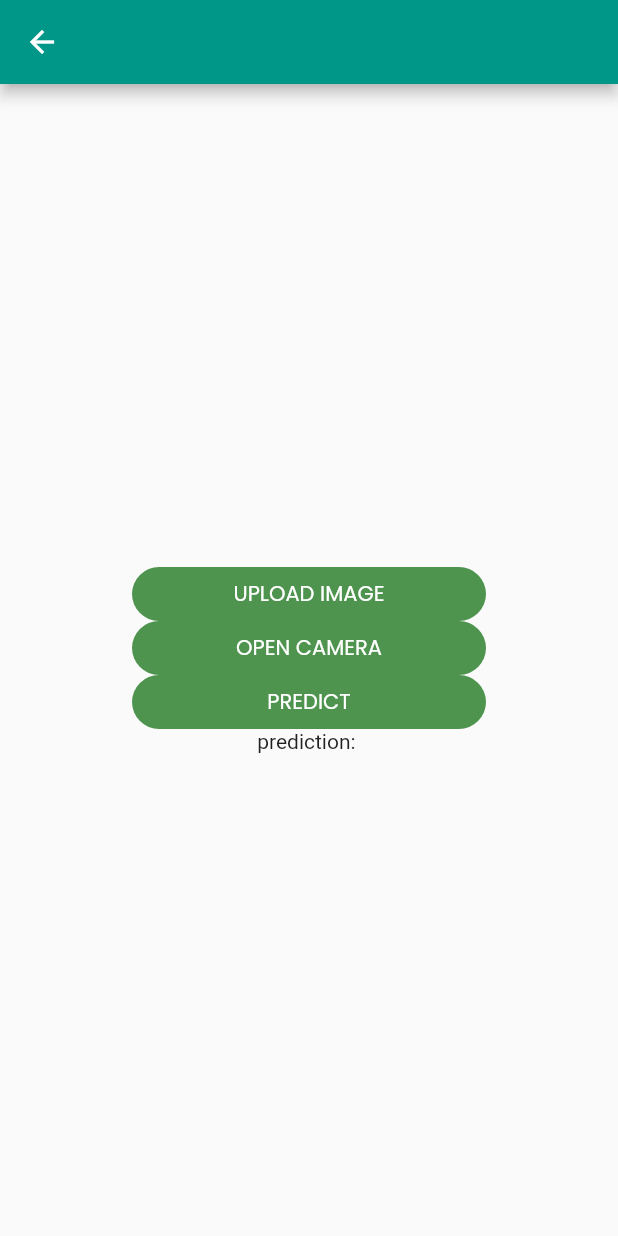
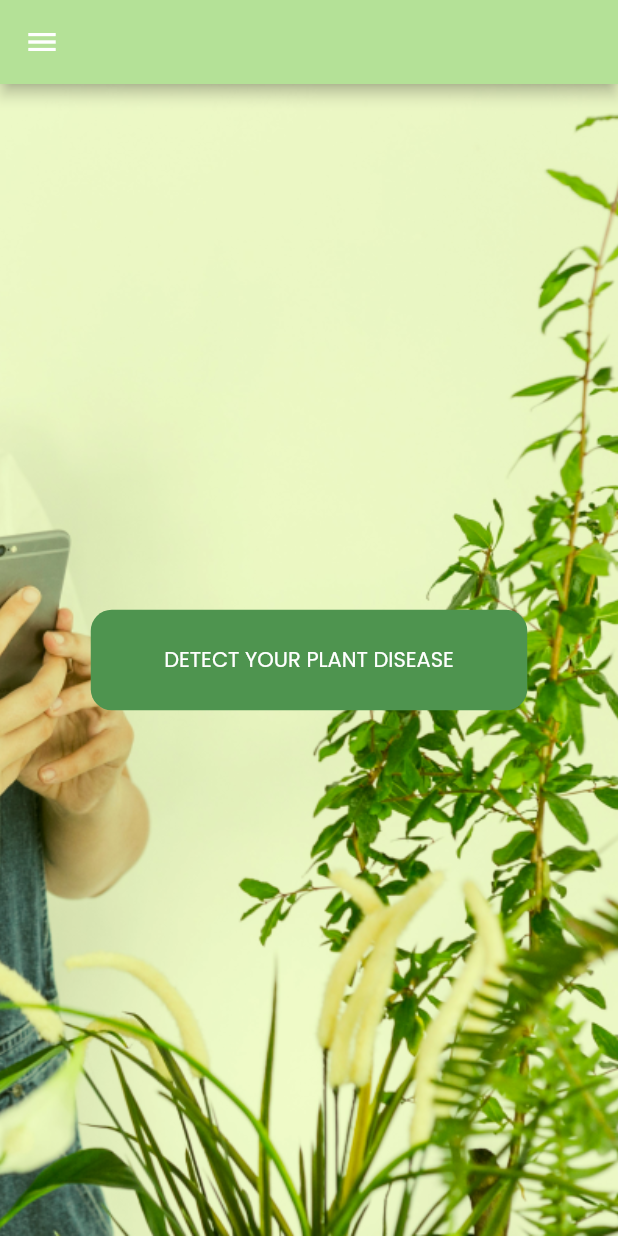
Before and after one commit to muhamedusama/plantdisease, a Flutter app: the HomeScreen screen opened directly, on a phone screen of 412 x 824 dp. Run offline on Flutter 3.47's test engine with Material 2 defaults, Android fonts, the phone set to English and light mode, and no system bars; our stand-ins replace conditional_builder_null_safety, firebase_auth, firebase_core, firebase_storage, flutter_bloc, fluttertoast and 1 more; accounts and stored records are empty.

Commit message:
home screen and model screen design but model not done yet

```diff
--- a/lib/screens/login/login_screen.dart
+++ b/lib/screens/login/login_screen.dart
@@ -90,6 +90,7 @@ class LoginScreen extends StatelessWidget {
                         ConditionalBuilder(
                           condition:state is! LoginLoadingStates,
                           builder:(context)=>  defaultButton(
+                            radius: 45,
                             height: 36,
                             width: 236,
                             function: () {
--- a/lib/screens/model/home_screen.dart
+++ b/lib/screens/model/home_screen.dart
@@ -5,6 +5,7 @@ import 'package:flutter/material.dart';
 import 'package:flutter_bloc/flutter_bloc.dart';
 import 'package:gp/screens/model/cubit/cubit.dart';
 import 'package:gp/screens/model/cubit/states.dart';
+import 'package:gp/screens/model/model_screen.dart';
 import 'package:gp/shared/components.dart';
 import 'package:image_picker/image_picker.dart';
 import 'package:firebase_storage/firebase_storage.dart';
@@ -12,68 +13,35 @@ import 'package:http/http.dart' as http;
 import 'dart:convert';
 
 class HomeScreen extends StatelessWidget {
+  const HomeScreen({Key? key}) : super(key: key);
+
   @override
   Widget build(BuildContext context) {
-    File image;
-    var picker = ImagePicker();
-
-    Future<void> getImage() async
-    {
-      final pickedfile = await picker.getImage(
-        source: ImageSource.gallery,
-      );
-      if (pickedfile != null) {
-        image = File(pickedfile.path);
-      } else
-        print('No image selected.');
-    }
-    return BlocProvider(
-        create: (BuildContext context) => modelcubit(),
-        child: BlocConsumer<modelcubit, modelstates>(
-            listener: (context, state) {
-
-            },
-            builder: (context, state) {
-              return Scaffold(
-                appBar: AppBar(
-                  backgroundColor: Colors.teal,
-                ),
-                body: Center(
-                  child: Column(
-                    mainAxisAlignment: MainAxisAlignment.center,
-                    children: [
-                      //Image.file(modelcubit.get(context).modelImage),
-                      defaultButton(
-                          height: 36,
-                          width: 236,
-                          function: () async {
-                        modelcubit.get(context).getgalleryImage();
+    return Scaffold(
+      drawer: NavigationDrawer(children: [Text('sss'),Text('dddddd')],
+        backgroundColor: appbarcolor,
+      ),
+      appBar: AppBar(
+        backgroundColor: appbarcolor,
+      ),
+      backgroundColor: backgroundcolor,
+      body: Container(
+        child: Center(child: defaultButton(function: (){
+              navigateTo(context, ModelScreen());
+        },
+          text: 'detect your plant disease', height: 67,
+          width: 291,
+          radius: 14,
+        )),
+        decoration: BoxDecoration(
+          image: DecorationImage(
+            image: AssetImage("assets/editplant.png"),
+            fit: BoxFit.cover,
+          ),
+        ),
+      ),
 
 
-                      }, text: 'upload image'),
-
-                      defaultButton(
-                          height: 36,
-                          width: 236,
-                          function: () async {
-                        modelcubit.get(context).openCamera();
-                      }, text: 'open camera'),
-
-                      defaultButton(
-                          height: 36,
-                          width: 236,
-                          function: () async {
-                        modelcubit.get(context).uploadimage();
-
-                      }, text: 'predict'),
-                     Text("prediction: "+ prediction),
-
-                    ],
-                  ),
-                ),
-              );
-            }
-        )
     );
   }
 }
--- a/lib/screens/register/register_screen.dart
+++ b/lib/screens/register/register_screen.dart
@@ -119,6 +119,7 @@ class RegisterScreen extends StatelessWidget {
                     ConditionalBuilder(
                           condition:state is! RegisterLoadingStates,
                           builder:(context)=>  defaultButton(
+                            radius: 45,
                             height: 42,
                             width: 204,
                             function: () {
--- a/lib/screens/welcome_screen/welcome_screen.dart
+++ b/lib/screens/welcome_screen/welcome_screen.dart
@@ -32,6 +32,7 @@ class WelcomeScreen extends StatelessWidget {
             }, text: 'Sign in',
               height: 63,
               width: 236,
+              radius: 45,
             ),
             SizedBox(height: 12),
             Text('OR',
@@ -48,6 +49,7 @@ class WelcomeScreen extends StatelessWidget {
               }, text: 'Sign up',
             height: 63,
               width: 236,
+              radius: 45,
             ),
           ],
         ),
--- a/lib/shared/components.dart
+++ b/lib/shared/components.dart
@@ -6,6 +6,7 @@ String prediction = "";
 Color backgroundcolor=Color(0xffE9EFC0);
 Color textcolor=Color(0xff2C5611);
 Color iconscolor=Color(0xff83BD75);
+Color appbarcolor=Color(0xffB4E197);
 Widget defaultButton({
   //double width = double.infinity,
   Color background = Colors.teal,
@@ -14,10 +15,11 @@ Widget defaultButton({
   required String text,
   required double height,
   required double width,
+  required double radius,
 }) => Container(
   decoration: BoxDecoration(
     color: Color(0xff4E944F),
-    borderRadius: BorderRadius.circular(45),
+    borderRadius: BorderRadius.circular(radius),
   ),
   width: width,
   height: height,
--- a/pubspec.yaml
+++ b/pubspec.yaml
@@ -74,9 +74,9 @@ flutter:
   uses-material-design: true
 
   # To add assets to your application, add an assets section, like this:
-  # assets:
-  #   - images/a_dot_burr.jpeg
-  #   - images/a_dot_ham.jpeg
+  assets:
+    - assets/
+#     - images/a_dot_ham.jpeg
 
   # An image asset can refer to one or more resolution-specific "variants", see
   # https://flutter.dev/assets-and-images/#resolution-aware
```
Also changed, not shown: lib/screens/model/model_screen.dart (added, +52 -0 lines), assets/1.png (deleted), assets/editplant.png (added), assets/female-florist-using-cellphone-near-plantsn-removebg-preview.png (added), assets/female-florist-using-cellphone-near-plantsn.jpg (added), assets/tomato.png (added).
